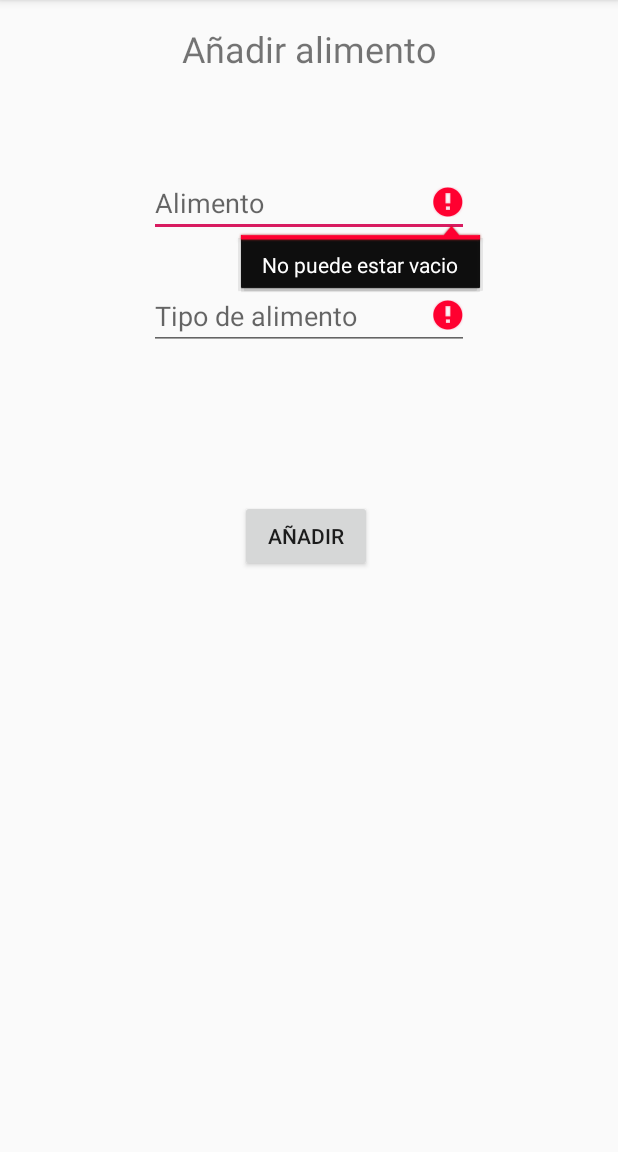
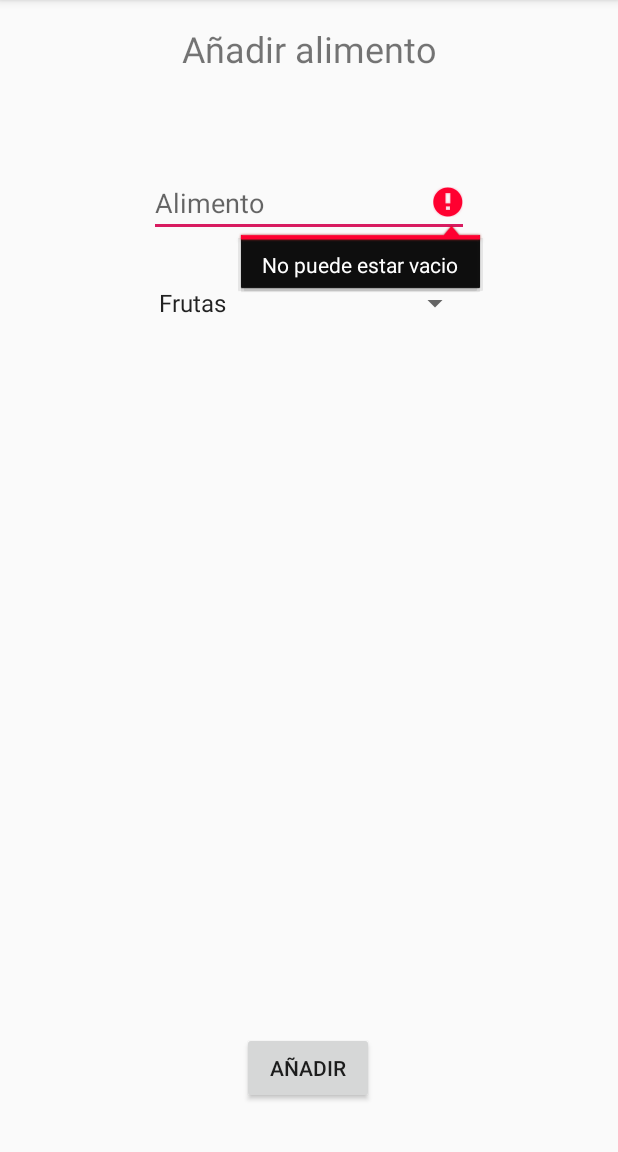
Before and after one commit to Mordorbeast/Smootheat, an Android app: the add_fila_neveraActivity screen opened directly, with no data from a screen before it, after a tap on "AÑADIR", on a phone screen of 412 x 824 dp, the part 84-1236 px from its top. Run offline under Robolectric (Android 15) with nearby library versions, the phone set to English and light mode, and no system bars.

Commit message:
En la pantalla addFilaNevera cambio el textView de tipos de alimento por un spinner (desplegable)

```diff
--- a/app/src/main/java/com/example/xavi/proyectoxavigimenez/nevera/add_fila_neveraActivity.kt
+++ b/app/src/main/java/com/example/xavi/proyectoxavigimenez/nevera/add_fila_neveraActivity.kt
@@ -6,15 +6,22 @@ import android.os.Bundle
 import android.support.v7.widget.Toolbar
 import android.view.Menu
 import android.view.MenuItem
+import android.view.View
+import android.widget.AdapterView
+import android.widget.ArrayAdapter
+import android.widget.Spinner
 import android.widget.Toast
 import com.example.xavi.proyectoxavigimenez.Alimento
 import com.example.xavi.proyectoxavigimenez.R
 import kotlinx.android.synthetic.main.add_fila_nevera.*
 
-class add_fila_neveraActivity : AppCompatActivity() {
+class add_fila_neveraActivity : AppCompatActivity(), AdapterView.OnItemSelectedListener {
 
     var alimento_OK = false
-    var tipoAlimento_OK = false
+    //var tipoAlimento_OK = false
+    var tipos = arrayOf("Frutas", "Verduras y hortalizas", "Leche y derivados", "Carne y embutidos", "Pescados y mariscos", "Huevos", "Legumbres", "Cereales", "Frutos secos", "Bebidas", "Salsas")
+    var spinner: Spinner? = null
+    var tipoAlimento = ""
 
     override fun onCreate(savedInstanceState: Bundle?) {
         super.onCreate(savedInstanceState)
@@ -22,12 +29,20 @@ class add_fila_neveraActivity : AppCompatActivity() {
 
         setSupportActionBar(my_toolbar7 as Toolbar)
 
-        val alimentos = arrayListOf<Alimento>()
+        spinner = this.spinner_sample
+        spinner!!.onItemSelectedListener = this
+
+        // Create an ArrayAdapter using a simple spinner layout and languages array
+        val aa = ArrayAdapter(this, android.R.layout.simple_spinner_item, tipos)
+        // Set layout to use when the list of choices appear
+        aa.setDropDownViewResource(android.R.layout.simple_spinner_dropdown_item)
+        // Set Adapter to Spinner
+        spinner!!.adapter = aa
 
         addAlimento_fila_nevera.setOnClickListener(){
 
             val aliment = alimento.text.toString()
-            val tipoAliment = tipoAlimento.text.toString()
+            //val tipoAliment = tipoAlimento.text.toString()
 
 
             if(aliment.trim() == "" || aliment.isEmpty()){
@@ -36,16 +51,16 @@ class add_fila_neveraActivity : AppCompatActivity() {
             }else{
                 alimento_OK = true
             }
-
+/*
             if(tipoAliment.trim() == "" || tipoAliment.isEmpty()){
                 //Toast.makeText(this, "No puede estar vacio", Toast.LENGTH_SHORT).show()
                 tipoAlimento.error = "No puede estar vacio"
             }else{
                 tipoAlimento_OK = true
             }
-
-            if(alimento_OK == true && tipoAlimento_OK == true){
-                val alimento2 = Alimento(aliment, tipoAliment)
+*/
+            if(alimento_OK == true){ //&& tipoAlimento_OK == true
+                val alimento2 = Alimento(aliment, tipoAlimento)
 
                 intent.putExtra("alimento2",alimento2)
                 setResult(Activity.RESULT_OK, intent)
@@ -53,6 +68,16 @@ class add_fila_neveraActivity : AppCompatActivity() {
             }
         }
     }
+
+    //spinner
+    override fun onItemSelected(arg0: AdapterView<*>, arg1: View, position: Int, id: Long) {
+        tipoAlimento = tipos[position]
+    }
+
+    override fun onNothingSelected(arg0: AdapterView<*>) {
+
+    }
+
 
     //toolbar
     override fun onCreateOptionsMenu(menu: Menu?): Boolean {
--- a/app/src/main/java/com/example/xavi/proyectoxavigimenez/recetas/Pantalla_recetas.kt
+++ b/app/src/main/java/com/example/xavi/proyectoxavigimenez/recetas/Pantalla_recetas.kt
@@ -5,19 +5,33 @@ import android.os.Bundle
 import android.support.v7.widget.Toolbar
 import android.view.Menu
 import android.view.MenuItem
-import android.widget.Toast
+import android.view.View
+import android.widget.*
 import com.example.xavi.proyectoxavigimenez.R
 
 import kotlinx.android.synthetic.main.pantalla_recetas.*
 
-class Pantalla_recetas : AppCompatActivity() {
+class Pantalla_recetas : AppCompatActivity(), AdapterView.OnItemSelectedListener {
+
+
 
     override fun onCreate(savedInstanceState: Bundle?) {
         super.onCreate(savedInstanceState)
         setContentView(R.layout.pantalla_recetas)
 
         setSupportActionBar(my_toolbar3 as Toolbar)
+
+
     }
+
+    override fun onItemSelected(arg0: AdapterView<*>, arg1: View, position: Int, id: Long) {
+
+    }
+
+    override fun onNothingSelected(arg0: AdapterView<*>) {
+
+    }
+
 
     //toolbar
     override fun onCreateOptionsMenu(menu: Menu?): Boolean {
--- a/app/src/main/res/layout/add_fila_nevera.xml
+++ b/app/src/main/res/layout/add_fila_nevera.xml
@@ -34,8 +34,19 @@
             android:id="@+id/addAlimento_fila_nevera" app:layout_constraintStart_toStartOf="parent"
             android:layout_marginStart="160dp"
             app:layout_constraintEnd_toEndOf="parent" android:layout_marginEnd="160dp"
-            app:layout_constraintHorizontal_bias="0.0" android:layout_marginTop="100dp"
-            app:layout_constraintTop_toBottomOf="@+id/tipoAlimento"/>
+            app:layout_constraintHorizontal_bias="0.333"
+            android:layout_marginBottom="32dp" app:layout_constraintBottom_toBottomOf="parent"/>
+
+    <Spinner
+            android:id="@+id/spinner_sample"
+            android:layout_width="wrap_content"
+            android:layout_height="wrap_content"
+            app:layout_constraintStart_toStartOf="parent" android:layout_marginStart="181dp"
+            android:layout_marginEnd="181dp" app:layout_constraintEnd_toEndOf="parent" android:layout_marginTop="32dp"
+            app:layout_constraintTop_toBottomOf="@+id/alimento"/>
+
+
+<!--
     <EditText
             android:layout_width="wrap_content"
             android:layout_height="wrap_content"
@@ -45,5 +56,5 @@
             app:layout_constraintTop_toBottomOf="@+id/alimento" app:layout_constraintStart_toStartOf="parent"
             android:layout_marginStart="8dp" app:layout_constraintEnd_toEndOf="parent"
             android:layout_marginEnd="8dp" android:hint="Tipo de alimento"/>
-
+-->
 </android.support.constraint.ConstraintLayout>
--- a/app/src/main/res/layout/pantalla_recetas.xml
+++ b/app/src/main/res/layout/pantalla_recetas.xml
@@ -18,7 +18,7 @@
     <Spinner
             android:layout_width="125dp"
             android:layout_height="35dp"
-            android:id="@+id/filtro"
+            android:id="@+id/spinner"
             android:visibility="visible" android:layout_marginEnd="8dp" app:layout_constraintEnd_toEndOf="parent"
             app:layout_constraintStart_toEndOf="@+id/buscador" android:layout_marginStart="8dp"
             app:layout_constraintHorizontal_bias="0.462" android:layout_marginTop="16dp"
```
